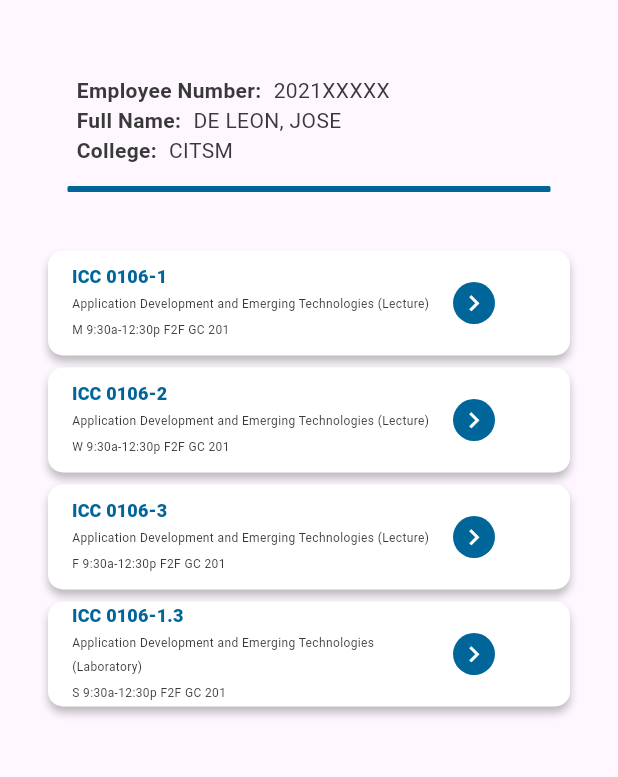
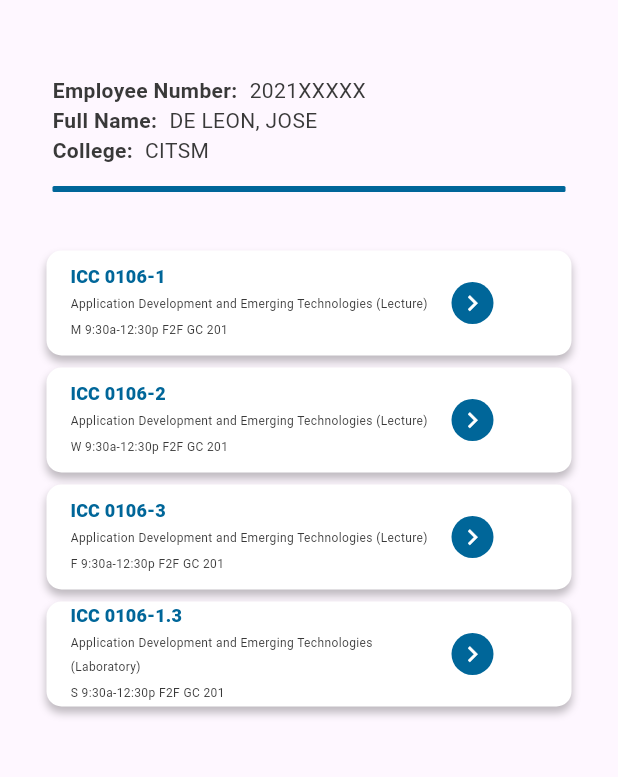
Before and after one commit to JustLiwag/plm-app-faculty-admin, a Flutter app: the SubjectClassPage screen opened directly, on a phone screen of 412 x 824 dp, the part 84-861 px from its top. Run offline on Flutter 3.47's test engine with Material 3 defaults, Android fonts, the phone set to English and light mode, and no system bars; our stand-ins replace cached_network_image, connectivity_plus, fl_chart, flutter_speed_dial, flutter_svg, pdf and 1 more.

Commit message:
[style] subject class

```diff
--- a/lib/screens/faculty/change_grades/subject_class.dart
+++ b/lib/screens/faculty/change_grades/subject_class.dart
@@ -14,18 +14,17 @@ class SubjectClassPage extends StatelessWidget {
       child: Scaffold(
         appBar: const CustomAppBar(title: 'Report of Grades'),
         body: SingleChildScrollView(
-          child: Padding(
-            padding: const EdgeInsets.only(top: 0, left: 16, right: 16),
           child: Column(
             mainAxisAlignment: MainAxisAlignment.start,
             children: [
               const SizedBox(height: 50),
-                BuildRow(title: 'Employee Number:', content: faculty.facultyNumber),
+              BuildRow(
+                  title: 'Employee Number:', content: faculty.facultyNumber),
               BuildRow(title: 'Full Name:', content: faculty.facultyName),
               BuildRow(title: 'College:', content: faculty.college),
               const SizedBox(height: 15),
               Container(
-                  width: 320,
+                width: 340,
                 decoration: const ShapeDecoration(
                   shape: RoundedRectangleBorder(
                     side: BorderSide(
@@ -43,8 +42,8 @@ class SubjectClassPage extends StatelessWidget {
                 itemCount: subjectList.length,
                 itemBuilder: (context, index) {
                   return Padding(
-                      padding: const EdgeInsets.only(
-                          bottom: 8, left: 16, right: 16),
+                    padding:
+                        const EdgeInsets.only(bottom: 8, left: 10, right: 10),
                     child: Stack(
                       alignment: Alignment.center,
                       children: [
@@ -153,7 +152,6 @@ class SubjectClassPage extends StatelessWidget {
           ),
         ),
       ),
-      ),
     );
   }
 }
```
Lines whose indentation alone changed are shown as unchanged.
